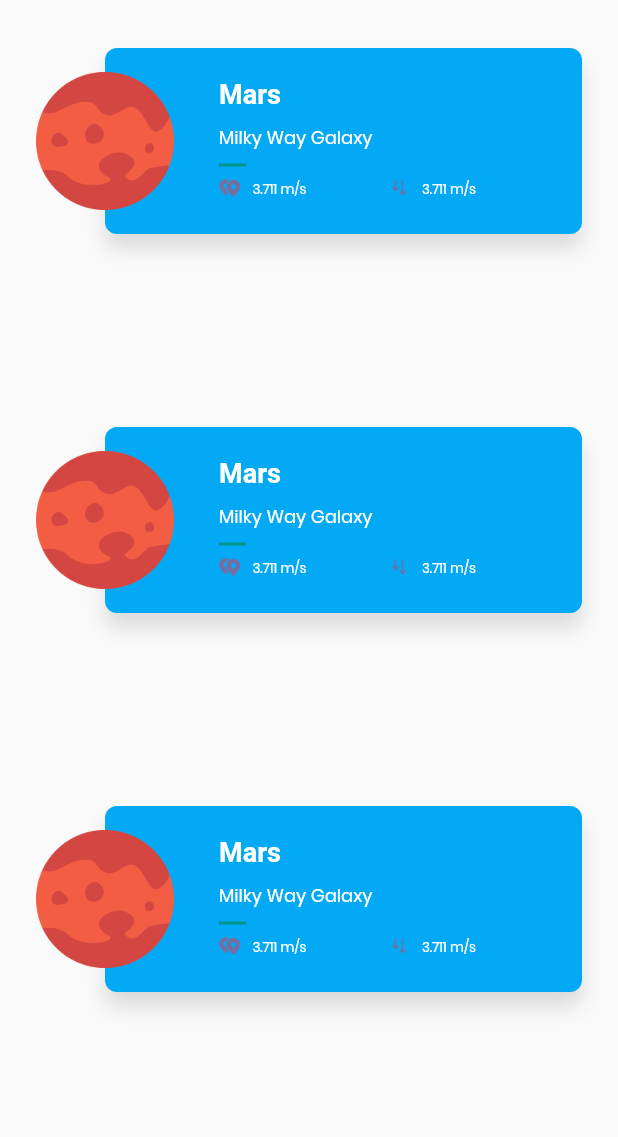
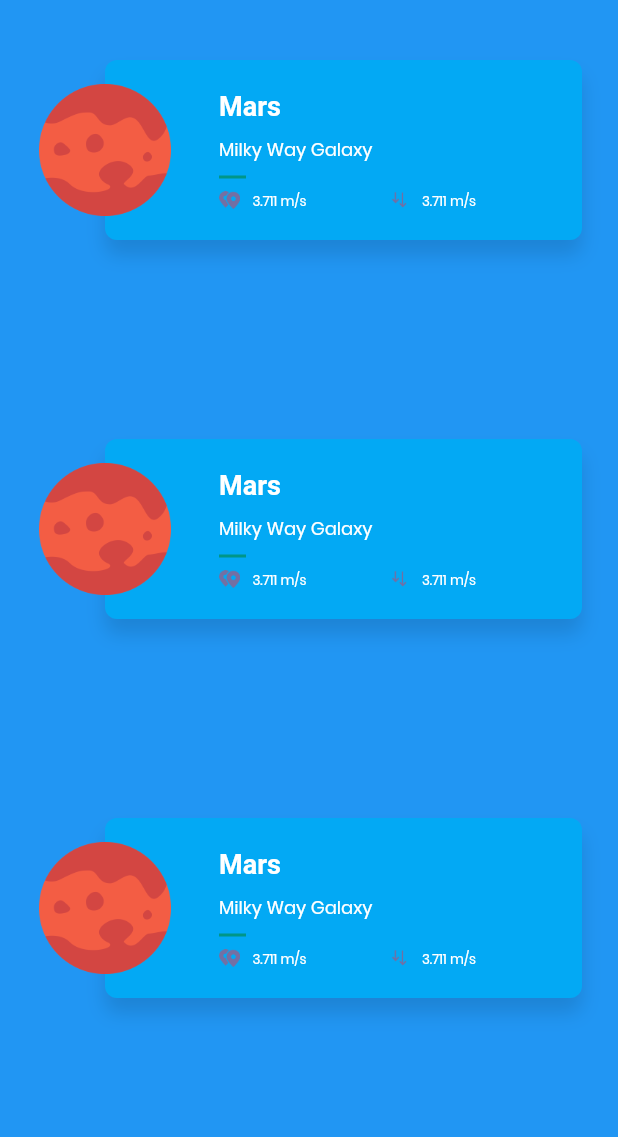
Before and after one commit to dibyanugraha/Flutter-Planet, a Flutter app: the screen it shows after launch, on a phone screen of 412 x 824 dp, the part 99-1236 px from its top. Run offline on Flutter 3.47's test engine with Material 2 defaults, Android fonts, the phone set to English and light mode, and no system bars.

Commit message:
Change to Sliver instead of ListView.builder

```diff
--- a/lib/views/home/PlanetHomeBody.dart
+++ b/lib/views/home/PlanetHomeBody.dart
@@ -6,10 +6,23 @@ class PlanetHomeBody extends StatelessWidget {
   @override
   Widget build(BuildContext context) {
     return new Expanded(
-        child: new ListView.builder(
-      itemBuilder: (context, index) => new PlanetRow(planets[index]),
-      itemCount: planets.length,
-      padding: new EdgeInsets.symmetric(vertical: 16),
+        child: new Container(
+      color: Colors.blue,
+      child: new CustomScrollView(
+        scrollDirection: Axis.vertical,
+        slivers: <Widget>[
+          new SliverPadding(
+            padding: const EdgeInsets.symmetric(vertical: 24),
+            sliver: new SliverFixedExtentList(
+              itemExtent: 152,
+              delegate: new SliverChildBuilderDelegate(
+                (context, index) => new PlanetRow(planets[index]),
+                childCount: planets.length,
+              ),
+            ),
+          )
+        ],
+      ),
     ));
   }
 }
```
